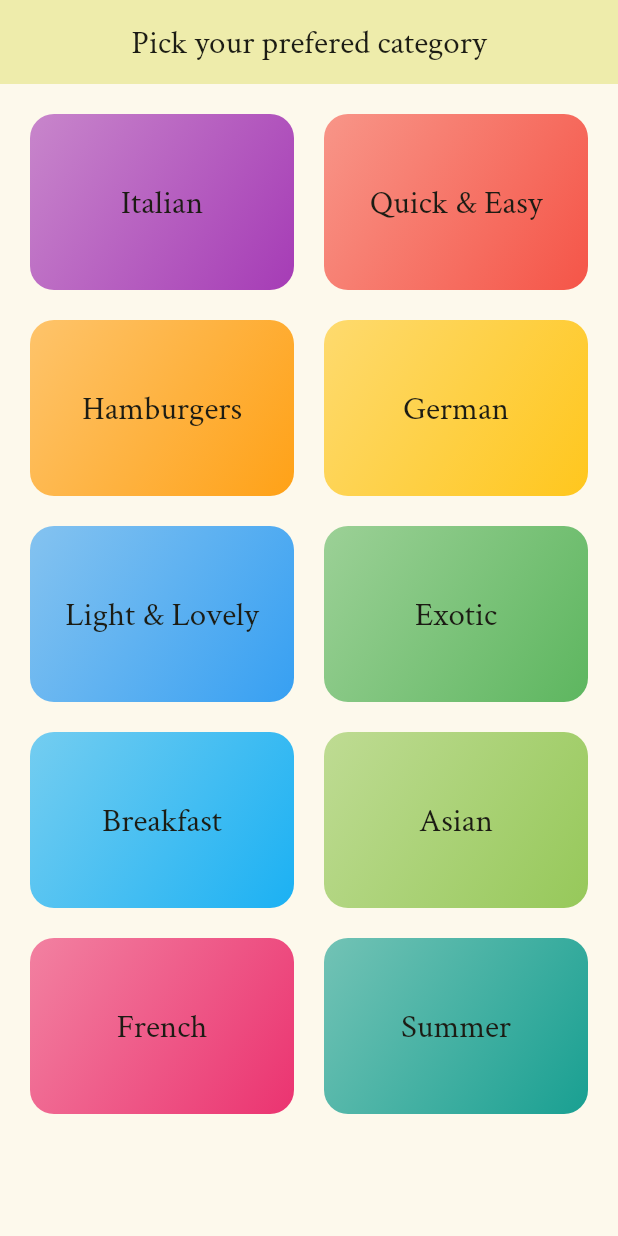
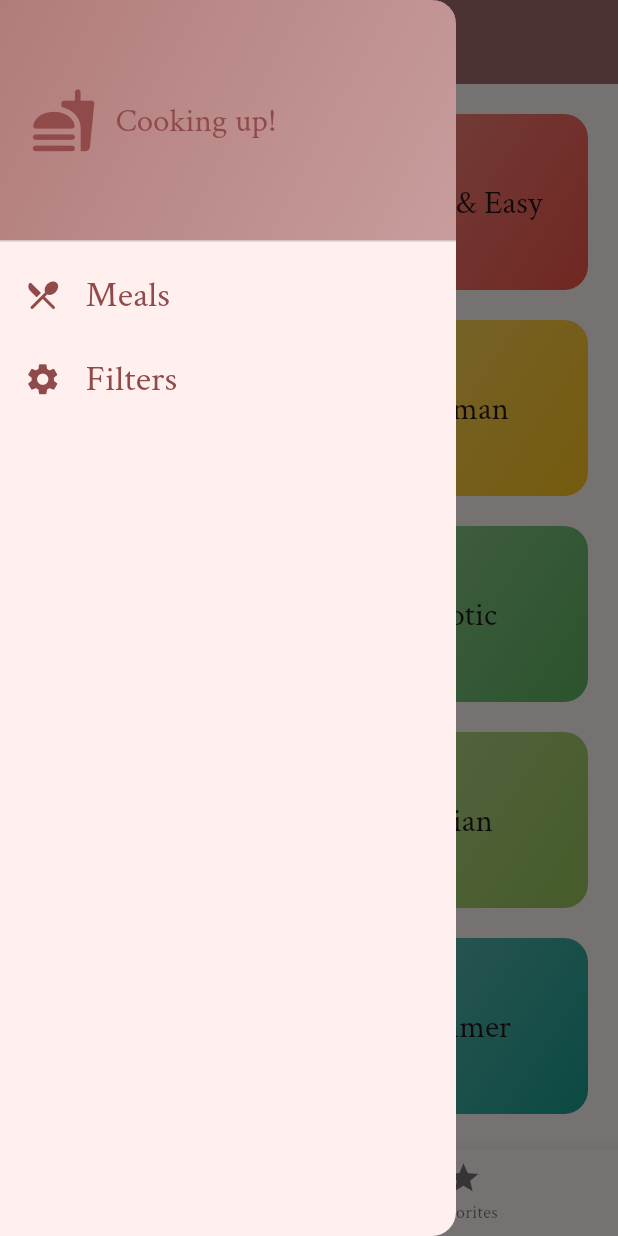
Before and after one commit to DarlingOlvera/Flutter_beginner, a Flutter app: the screen it shows after launch, with the side drawer open (before the commit the screen has no drawer), on a phone screen of 412 x 824 dp. Run offline on Flutter 3.47's test engine with Material 2 defaults, Android fonts, the phone set to English and light mode, and no system bars; our stand-ins replace google_fonts, transparent_image.

Commit message:
meals_app filters part

```diff
--- a/meals_app/lib/main.dart
+++ b/meals_app/lib/main.dart
@@ -1,13 +1,14 @@
 import 'package:flutter/material.dart';
 
 import 'package:google_fonts/google_fonts.dart';
-import 'package:meals_app/screens/categories.dart';
+//import 'package:meals_app/screens/categories.dart';
+import 'package:meals_app/screens/tabs.dart';
 
 final theme = ThemeData(
   useMaterial3: true,
   colorScheme: ColorScheme.fromSeed(
     brightness: Brightness.light,
-    seedColor: const Color.fromARGB(255, 206, 206, 90),
+    seedColor: const Color.fromARGB(255, 255, 137, 137),
   ),
   textTheme: GoogleFonts.crimsonTextTextTheme(),
 );
@@ -21,6 +22,6 @@ class App extends StatelessWidget {
 
   @override
   Widget build(BuildContext context) {
-    return MaterialApp(theme: theme, home: const CategoriesScreen());
+    return MaterialApp(theme: theme, home: const TabsScreen());
   }
 }
--- a/meals_app/lib/screens/categories.dart
+++ b/meals_app/lib/screens/categories.dart
@@ -3,10 +3,12 @@ import 'package:meals_app/data/dummy_data.dart';
 import 'package:meals_app/screens/meals.dart';
 import 'package:meals_app/widgets/category_grid_item.dart';
 import 'package:meals_app/models/category.dart';
+import 'package:meals_app/models/meal.dart';
 
 class CategoriesScreen extends StatelessWidget {
-  const CategoriesScreen({super.key});
+  const CategoriesScreen({super.key, required this.onToggleFavorite});
 
+  final void Function(Meal meal) onToggleFavorite;
   void _selectCategory(BuildContext context, Category category) {
     //filtra las comidas cuyas categorias ids concuerden con la de la categoria pasada como parametro
     final filteredMeals = dummyMeals
@@ -20,6 +22,7 @@ class CategoriesScreen extends StatelessWidget {
         builder: (context) => MealsScreen(
           category: category,
           meals: filteredMeals,
+          onToggleFavorite: onToggleFavorite,
         ),
       ),
     ); //Navigator.of(context).push(route) es lo mismo
@@ -27,18 +30,7 @@ class CategoriesScreen extends StatelessWidget {
 
   @override
   Widget build(BuildContext context) {
-    return Scaffold(
-      appBar: AppBar(
-        title: const Center(
-          child: Text(
-            'Pick your prefered category',
-            textAlign: TextAlign.center,
-          ),
-        ),
-        backgroundColor:
-            Theme.of(context).colorScheme.primaryContainer.withOpacity(0.7),
-      ),
-      body: GridView(
+    return GridView(
       padding: const EdgeInsets.all(20),
       gridDelegate: const SliverGridDelegateWithFixedCrossAxisCount(
         //deja definir el numero de columnas en el grid
@@ -56,7 +48,6 @@ class CategoriesScreen extends StatelessWidget {
             },
           )
       ],
-      ),
     );
   }
 }
--- a/meals_app/lib/screens/meals.dart
+++ b/meals_app/lib/screens/meals.dart
@@ -6,10 +6,16 @@ import 'package:meals_app/widgets/meal_item.dart';
 import 'package:meals_app/data/dummy_data.dart';
 
 class MealsScreen extends StatelessWidget {
-  const MealsScreen({super.key, required this.category, required this.meals});
+  const MealsScreen({
+    super.key,
+    this.category,
+    required this.meals,
+    required this.onToggleFavorite,
+  });
 
-  final Category category;
+  final Category? category;
   final List<Meal> meals;
+  final void Function(Meal meal) onToggleFavorite;
 
   void _selectedMeal(BuildContext context, Meal meal) {
     //filtra las comidas cuyas categorias ids concuerden con la de la categoria pasada como parametro
@@ -22,6 +28,7 @@ class MealsScreen extends StatelessWidget {
       MaterialPageRoute(
         builder: (context) => SingleMealScreen(
           meal: principalMeal[0],
+          onToggleFavorites: onToggleFavorite,
         ),
       ),
     ); //Navigator.of(context).push(route) es lo mismo
@@ -64,19 +71,21 @@ class MealsScreen extends StatelessWidget {
         ),
       );
     }
-
+    if (category != null) {
       return Scaffold(
         appBar: AppBar(
           title: Text(
-          category.title,
+            category!.title,
             style: const TextStyle(
               color: Colors.white,
               fontSize: 24,
             ),
           ),
-        backgroundColor: category.color.withOpacity(0.7),
+          backgroundColor: category!.color.withOpacity(0.7),
         ),
         body: content,
       );
     }
+    return content;
   }
+}
--- /dev/null
+++ b/meals_app/lib/screens/tabs.dart
@@ -0,0 +1,102 @@
+import 'package:flutter/material.dart';
+import 'package:meals_app/screens/categories.dart';
+import 'package:meals_app/screens/filters.dart';
+import 'package:meals_app/screens/meals.dart';
+import 'package:meals_app/models/meal.dart';
+import 'package:meals_app/widgets/main_drawer.dart';
+
+class TabsScreen extends StatefulWidget {
+  const TabsScreen({super.key});
+
+  @override
+  State<TabsScreen> createState() => _TabsScreenState();
+}
+
+class _TabsScreenState extends State<TabsScreen> {
+  int _selectedPageIndex = 0; // 0 = categories page 1 = favorites page
+  final List<Meal> _favoriteMeals = [];
+
+  void _showInfoMessage(String msg) {
+    ScaffoldMessenger.of(context).clearSnackBars();
+    ScaffoldMessenger.of(context).showSnackBar(
+      SnackBar(
+        content: Text(msg),
+      ),
+    );
+  }
+
+  void _toggleMealFavoriteStatus(Meal meal) {
+    final isExisting = _favoriteMeals.contains(meal);
+
+    //si la comida ya existe en favoritas entonces la quita y si no, la agrega
+    if (isExisting) {
+      setState(() {
+        _favoriteMeals.remove(meal);
+        _showInfoMessage('This meal is no longer a favorite');
+      });
+    } else {
+      setState(() {
+        _favoriteMeals.add(meal);
+        _showInfoMessage('Marked as favorite');
+      });
+    }
+  }
+
+  void _selecPage(int index) {
+    setState(() {
+      _selectedPageIndex = index;
+    });
+  }
+
+  void _setScreen(String identifier) async {
+    Navigator.of(context).pop();
+    if (identifier == 'filters') {
+      final result =
+          await Navigator.of(context).pushReplacement<Map<Filter, bool>, void>(
+        MaterialPageRoute(
+          builder: (ctx) => const FiltersScreen(),
+        ),
+      );
+
+      print('result here: $result');
+    }
+  }
+
+  @override
+  Widget build(BuildContext context) {
+    Widget activepage = CategoriesScreen(
+      onToggleFavorite: _toggleMealFavoriteStatus,
+    );
+    var activePageTitle = 'Categories';
+
+    if (_selectedPageIndex == 1) {
+      activepage = MealsScreen(
+        meals: _favoriteMeals,
+        onToggleFavorite: _toggleMealFavoriteStatus,
+      );
+      activePageTitle = 'Your Favorites';
+    }
+
+    return Scaffold(
+      appBar: AppBar(
+        title: Text(activePageTitle),
+        backgroundColor: Theme.of(context).colorScheme.primary.withOpacity(0.8),
+      ),
+      drawer: MainDrawer(
+        onSelectScreen: _setScreen,
+      ),
+      body: activepage,
+      bottomNavigationBar: BottomNavigationBar(
+        onTap: (index) {
+          _selecPage(index);
+        },
+        currentIndex: _selectedPageIndex,
+        items: const [
+          BottomNavigationBarItem(
+              icon: Icon(Icons.restaurant_menu_rounded), label: 'Categories'),
+          BottomNavigationBarItem(icon: Icon(Icons.star), label: 'Favorites')
+        ],
+      ),
+    );
+  }
+}
--- /dev/null
+++ b/meals_app/lib/widgets/main_drawer.dart
@@ -0,0 +1,79 @@
+import 'package:flutter/material.dart';
+
+class MainDrawer extends StatelessWidget {
+  const MainDrawer({super.key, required this.onSelectScreen});
+
+  final void Function(String identifier) onSelectScreen;
+
+  @override
+  Widget build(BuildContext context) {
+    return Drawer(
+      child: Column(
+        children: [
+          DrawerHeader(
+            padding: const EdgeInsets.all(20),
+            decoration: BoxDecoration(
+              gradient: LinearGradient(colors: [
+                Theme.of(context).colorScheme.primary.withOpacity(0.7),
+                Theme.of(context).colorScheme.primary.withOpacity(0.5)
+              ], begin: Alignment.topLeft, end: Alignment.bottomRight),
+            ),
+            child: Row(
+              children: [
+                Icon(
+                  Icons.fastfood_rounded,
+                  size: 45,
+                  color: Theme.of(context).colorScheme.primary,
+                ),
+                const SizedBox(
+                  width: 12,
+                ),
+                Text(
+                  'Cooking up!',
+                  style: Theme.of(context)
+                      .textTheme
+                      .titleLarge!
+                      .copyWith(color: Theme.of(context).colorScheme.primary),
+                ),
+              ],
+            ),
+          ),
+          ListTile(
+            leading: Icon(
+              Icons.restaurant_menu_rounded,
+              size: 25,
+              color: Theme.of(context).colorScheme.primary,
+            ),
+            title: Text(
+              'Meals',
+              style: Theme.of(context).textTheme.titleMedium!.copyWith(
+                    color: Theme.of(context).colorScheme.primary,
+                    fontSize: 24,
+                  ),
+            ),
+            onTap: () {
+              onSelectScreen('meals');
+            },
+          ),
+          ListTile(
+            leading: Icon(
+              Icons.settings,
+              size: 25,
+              color: Theme.of(context).colorScheme.primary,
+            ),
+            title: Text(
+              'Filters',
+              style: Theme.of(context).textTheme.titleMedium!.copyWith(
+                    color: Theme.of(context).colorScheme.primary,
+                    fontSize: 24,
+                  ),
+            ),
+            onTap: () {
+              onSelectScreen('filters');
+            },
+          ),
+        ],
+      ),
+    );
+  }
+}
```
Also changed, not shown: meals_app/lib/screens/filters.dart (added, +127 -0 lines), meals_app/lib/screens/single_meal.dart (+57 -12 lines), meals_app/lib/widgets/filter_switch.dart (added). Lines whose indentation alone changed are shown as unchanged.
